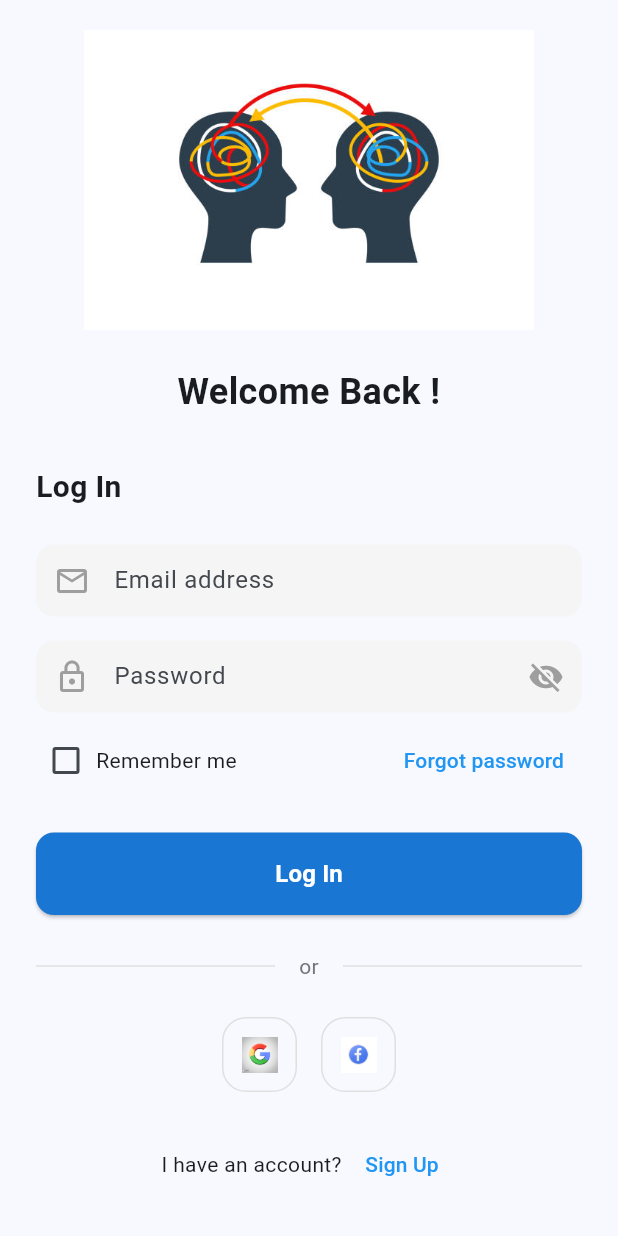
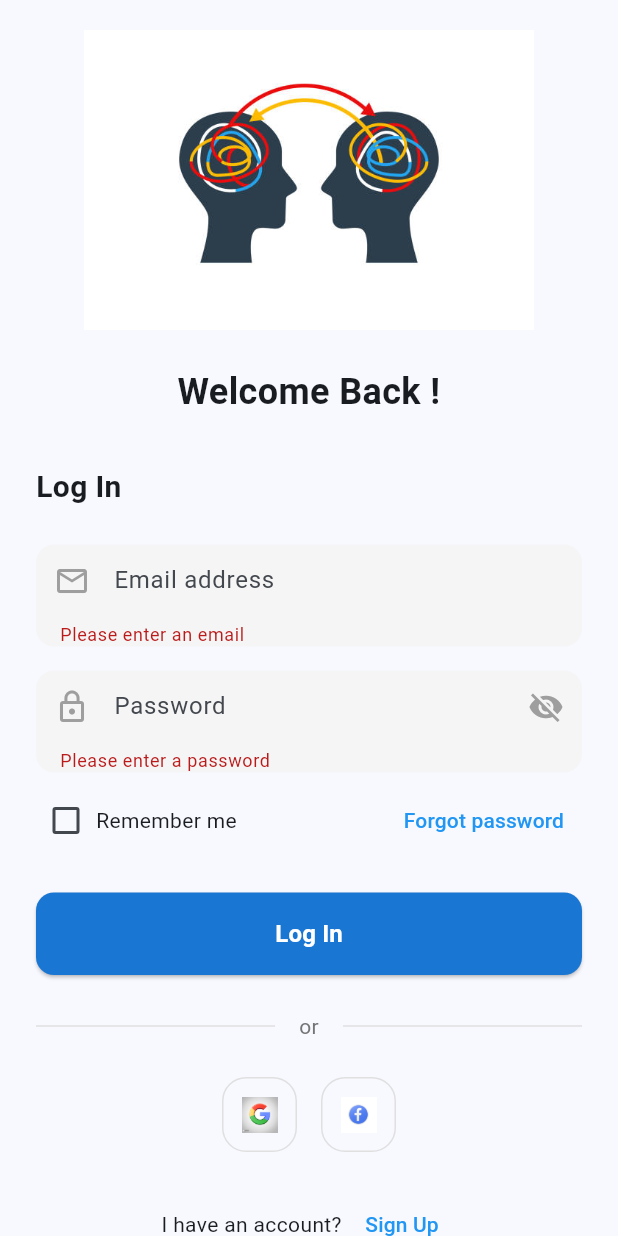
Before and after one commit to leamlak12/Skill_Swap1, a Flutter app: the screen it shows after launch, scrolled down 44 dp, after a tap on "Log In", on a phone screen of 412 x 824 dp. Run offline on Flutter 3.47's test engine with Material 3 defaults, Android fonts, the light colour scheme and no system bars; our stand-ins replace firebase_auth, firebase_core; accounts and stored records are empty.

Commit message:
auth_cofig

```diff
--- /dev/null
+++ b/lib/features/auth/data/services/auth_service.dart
@@ -0,0 +1,56 @@
+import 'package:firebase_auth/firebase_auth.dart';
+
+class AuthService {
+  final FirebaseAuth _auth = FirebaseAuth.instance;
+
+  // Sign up with email and password
+  Future<UserCredential?> signUp({
+    required String email,
+    required String password,
+  }) async {
+    try {
+      return await _auth.createUserWithEmailAndPassword(
+        email: email,
+        password: password,
+      );
+    } on FirebaseAuthException catch (e) {
+      throw _handleAuthException(e);
+    }
+  }
+
+  // Sign in with email and password
+  Future<UserCredential?> signIn({
+    required String email,
+    required String password,
+  }) async {
+    try {
+      return await _auth.signInWithEmailAndPassword(
+        email: email,
+        password: password,
+      );
+    } on FirebaseAuthException catch (e) {
+      throw _handleAuthException(e);
+    }
+  }
+
+  // Sign out
+  Future<void> signOut() async {
+    await _auth.signOut();
+  }
+
+  // Handle Firebase Auth Exceptions
+  String _handleAuthException(FirebaseAuthException e) {
+    switch (e.code) {
+      case 'weak-password':
+        return 'The password provided is too weak.';
+      case 'email-already-in-use':
+        return 'An account already exists for that email.';
+      case 'user-not-found':
+        return 'No user found for that email.';
+      case 'wrong-password':
+        return 'Wrong password provided.';
+      default:
+        return 'An error occurred. Please try again.';
+    }
+  }
+}
--- a/lib/features/auth/presentation/pages/login_page.dart
+++ b/lib/features/auth/presentation/pages/login_page.dart
@@ -2,9 +2,54 @@ import 'package:flutter/material.dart';
 import 'package:skill_swap/features/auth/presentation/pages/signup_page.dart';
 import '../widgets/custom_text_field.dart';
 import '../widgets/custom_button.dart';
+import 'package:firebase_auth/firebase_auth.dart';
+import '../../data/services/auth_service.dart';
 
-class LoginPage extends StatelessWidget {
+class LoginPage extends StatefulWidget {
   const LoginPage({super.key});
+
+  @override
+  State<LoginPage> createState() => _LoginPageState();
+}
+
+class _LoginPageState extends State<LoginPage> {
+  final _formKey = GlobalKey<FormState>();
+  final _authService = AuthService();
+  final _emailController = TextEditingController();
+  final _passwordController = TextEditingController();
+  bool _isLoading = false;
+  String? _errorMessage;
+
+  Future<void> _handleLogin() async {
+    if (!_formKey.currentState!.validate()) return;
+
+    setState(() {
+      _isLoading = true;
+      _errorMessage = null;
+    });
+
+    try {
+      await _authService.signIn(
+        email: _emailController.text.trim(),
+        password: _passwordController.text,
+      );
+      if (mounted) {
+        // Navigate to home page or main app screen
+        // TODO: Replace with your home page route
+        // Navigator.pushReplacement(context, MaterialPageRoute(builder: (context) => const HomePage()));
+      }
+    } catch (e) {
+      setState(() {
+        _errorMessage = e.toString();
+      });
+    } finally {
+      if (mounted) {
+        setState(() {
+          _isLoading = false;
+        });
+      }
+    }
+  }
 
   @override
   Widget build(BuildContext context) {
@@ -12,6 +57,8 @@ class LoginPage extends StatelessWidget {
       body: SafeArea(
         child: SingleChildScrollView(
           padding: const EdgeInsets.all(24.0),
+          child: Form(
+            key: _formKey,
             child: Column(
               crossAxisAlignment: CrossAxisAlignment.stretch,
               children: [
@@ -42,16 +89,43 @@ class LoginPage extends StatelessWidget {
                 ),
                 const SizedBox(height: 24),
                 // Email Field
-              const CustomTextField(
+                CustomTextField(
+                  controller: _emailController,
                   icon: Icons.email_outlined,
                   hintText: 'Email address',
+                  validator: (value) {
+                    if (value?.isEmpty ?? true) {
+                      return 'Please enter an email';
+                    }
+                    if (!RegExp(r'^[\w-\.]+@([\w-]+\.)+[\w-]{2,4}$')
+                        .hasMatch(value!)) {
+                      return 'Please enter a valid email';
+                    }
+                    return null;
+                  },
                 ),
                 const SizedBox(height: 16),
                 // Password Field
-              const CustomTextField(
+                CustomTextField(
+                  controller: _passwordController,
                   icon: Icons.lock_outline,
                   hintText: 'Password',
                   isPassword: true,
+                  validator: (value) {
+                    if (value?.isEmpty ?? true) {
+                      return 'Please enter a password';
+                    }
+                    return null;
+                  },
+                ),
+                if (_errorMessage != null)
+                  Padding(
+                    padding: const EdgeInsets.symmetric(vertical: 8.0),
+                    child: Text(
+                      _errorMessage!,
+                      style: const TextStyle(color: Colors.red),
+                      textAlign: TextAlign.center,
+                    ),
                   ),
                 const SizedBox(height: 8),
                 // Remember me and Forgot password
@@ -62,7 +136,8 @@ class LoginPage extends StatelessWidget {
                         Checkbox(
                           value: false,
                           onChanged: (value) {},
-                        materialTapTargetSize: MaterialTapTargetSize.shrinkWrap,
+                          materialTapTargetSize:
+                              MaterialTapTargetSize.shrinkWrap,
                         ),
                         const Text('Remember me'),
                       ],
@@ -81,7 +156,18 @@ class LoginPage extends StatelessWidget {
                 // Login Button
                 CustomButton(
                   text: 'Log In',
-                onPressed: () {},
+                  onPressed: _isLoading
+                      ? null
+                      : () async {
+                          await _handleLogin();
+                        },
+                  child: _isLoading
+                      ? const SizedBox(
+                          height: 20,
+                          width: 20,
+                          child: CircularProgressIndicator(color: Colors.white),
+                        )
+                      : null,
                 ),
                 const SizedBox(height: 24),
                 // Or divider
@@ -90,7 +176,8 @@ class LoginPage extends StatelessWidget {
                     Expanded(child: Divider(color: Colors.grey[300])),
                     Padding(
                       padding: const EdgeInsets.symmetric(horizontal: 16),
-                    child: Text('or', style: TextStyle(color: Colors.grey[600])),
+                      child:
+                          Text('or', style: TextStyle(color: Colors.grey[600])),
                     ),
                     Expanded(child: Divider(color: Colors.grey[300])),
                   ],
@@ -105,7 +192,6 @@ class LoginPage extends StatelessWidget {
                       onTap: () {},
                     ),
                     const SizedBox(width: 16),
-
                     _SocialButton(
                       image: 'assets/images/facebook.jpg',
                       onTap: () {},
@@ -138,7 +224,15 @@ class LoginPage extends StatelessWidget {
             ),
           ),
         ),
+      ),
     );
+  }
+
+  @override
+  void dispose() {
+    _emailController.dispose();
+    _passwordController.dispose();
+    super.dispose();
   }
 }
 
--- a/lib/features/auth/presentation/widgets/custom_button.dart
+++ b/lib/features/auth/presentation/widgets/custom_button.dart
@@ -2,12 +2,14 @@ import 'package:flutter/material.dart';
 
 class CustomButton extends StatelessWidget {
   final String text;
-  final VoidCallback onPressed;
+  final VoidCallback? onPressed;
+  final Widget? child;
 
   const CustomButton({
     super.key,
     required this.text,
     required this.onPressed,
+    this.child,
   });
 
   @override
@@ -22,7 +24,8 @@ class CustomButton extends StatelessWidget {
           borderRadius: BorderRadius.circular(12),
         ),
       ),
-      child: Text(
+      child: child ??
+          Text(
             text,
             style: const TextStyle(
               fontSize: 16,
--- a/lib/features/auth/presentation/widgets/custom_text_field.dart
+++ b/lib/features/auth/presentation/widgets/custom_text_field.dart
@@ -4,12 +4,16 @@ class CustomTextField extends StatefulWidget {
   final IconData icon;
   final String hintText;
   final bool isPassword;
+  final TextEditingController? controller;
+  final String? Function(String?)? validator;
 
   const CustomTextField({
     super.key,
     required this.icon,
     required this.hintText,
     this.isPassword = false,
+    this.controller,
+    this.validator,
   });
 
   @override
@@ -26,13 +30,16 @@ class _CustomTextFieldState extends State<CustomTextField> {
         color: Colors.grey[100],
         borderRadius: BorderRadius.circular(12),
       ),
-      child: TextField(
+      child: TextFormField(
+        controller: widget.controller,
+        validator: widget.validator,
         obscureText: widget.isPassword && _obscureText,
         decoration: InputDecoration(
           prefixIcon: Icon(widget.icon, color: Colors.grey),
           hintText: widget.hintText,
           border: InputBorder.none,
-          contentPadding: const EdgeInsets.symmetric(horizontal: 16, vertical: 12),
+          contentPadding:
+              const EdgeInsets.symmetric(horizontal: 16, vertical: 12),
           suffixIcon: widget.isPassword
               ? IconButton(
                   icon: Icon(
```
Lines whose indentation alone changed are shown as unchanged.
